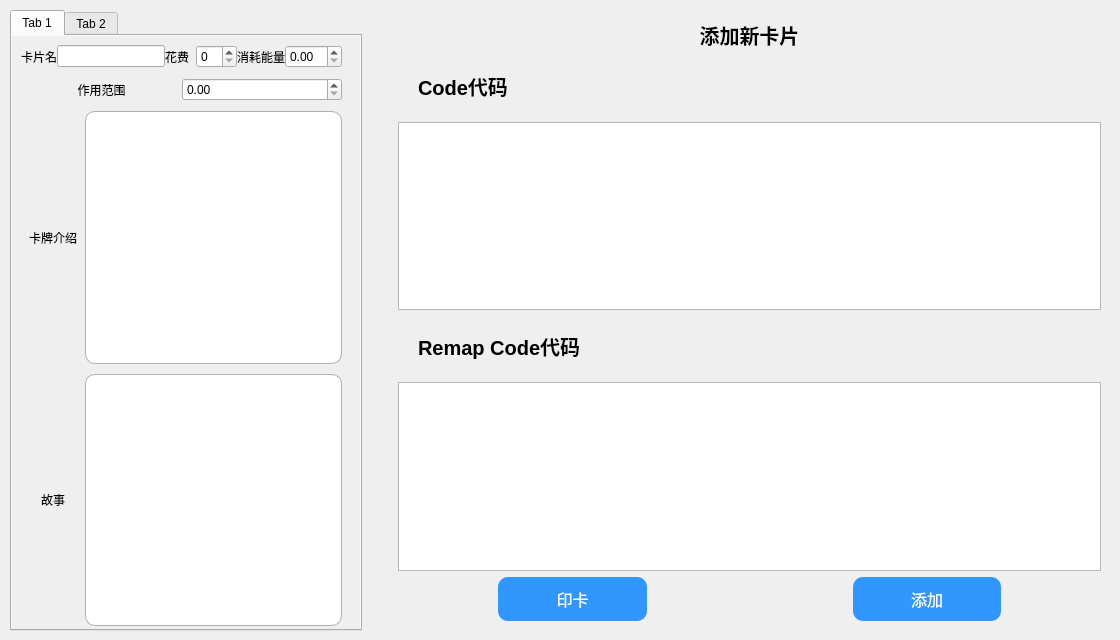
First picture: the form in visualizationSrc/qtUI/CardControler/cardDetailsModel.ui, repository NWYLZW/A-Language-IDE, before the edit.
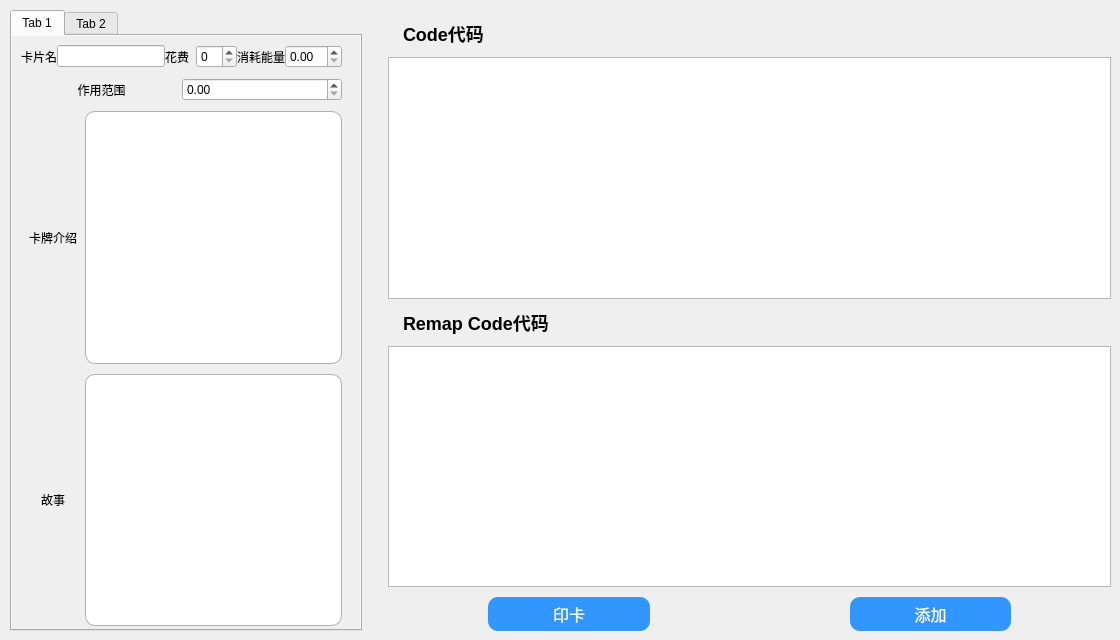
Second picture: the form after the edit.

The edit to the form file:
```diff
--- a/visualizationSrc/qtUI/CardControler/cardDetailsModel.ui
+++ b/visualizationSrc/qtUI/CardControler/cardDetailsModel.ui
@@ -299,54 +299,36 @@
     </item>
     <item>
      <layout class="QVBoxLayout" name="CM_main">
+      <property name="spacing">
+       <number>10</number>
+      </property>
       <property name="leftMargin">
-       <number>20</number>
+       <number>10</number>
       </property>
       <property name="topMargin">
-       <number>20</number>
+       <number>10</number>
       </property>
       <property name="rightMargin">
-       <number>20</number>
+       <number>10</number>
       </property>
       <property name="bottomMargin">
-       <number>20</number>
+       <number>10</number>
       </property>
-      <item>
-       <layout class="QVBoxLayout" name="CM_header">
-        <item>
-         <widget class="QLabel" name="title_2">
-          <property name="styleSheet">
-           <string notr="true">font: 9pt &quot;Adobe 黑体 Std R&quot;;
-
-text-align: center;
-font-size:20px;
-font-weight:600;
-</string>
-          </property>
-          <property name="text">
-           <string>添加新卡片</string>
-          </property>
-          <property name="alignment">
-           <set>Qt::AlignCenter</set>
-          </property>
-         </widget>
-        </item>
-       </layout>
-      </item>
       <item>
        <layout class="QHBoxLayout" name="CM_contenter" stretch="0">
         <item>
          <layout class="QVBoxLayout" name="textEdit">
+          <property name="spacing">
+           <number>0</number>
+          </property>
           <item>
            <layout class="QVBoxLayout" name="cardMakeTap_code">
             <item>
              <widget class="QLabel" name="label_2">
               <property name="styleSheet">
-               <string notr="true">padding:15px;
-
-font-size:20px;
-font-weight:600;
-</string>
+               <string notr="true">padding:10px;
+font-size:18px;
+font-weight:600;</string>
               </property>
               <property name="text">
                <string>Code代码</string>
@@ -374,11 +356,9 @@
             <item>
              <widget class="QLabel" name="label_8">
               <property name="styleSheet">
-               <string notr="true">padding:15px;
-
-font-size:20px;
-font-weight:600;
-</string>
+               <string notr="true">padding:10px;
+font-size:18px;
+font-weight:600;</string>
               </property>
               <property name="text">
                <string>Remap Code代码</string>
@@ -407,6 +387,15 @@
       </item>
       <item>
        <layout class="QHBoxLayout" name="CM_footer">
+        <property name="spacing">
+         <number>200</number>
+        </property>
+        <property name="leftMargin">
+         <number>100</number>
+        </property>
+        <property name="rightMargin">
+         <number>100</number>
+        </property>
         <item>
          <widget class="QPushButton" name="CM_printCard">
           <property name="font">
@@ -421,10 +410,7 @@
           <property name="styleSheet">
            <string notr="true">color: rgb(255, 255, 255);
 background-color: rgb(50, 150, 255);
-
-margin-left:100px;
-margin-right:100px;
-padding:10px;
+padding:5px;
 border-radius:10px;</string>
           </property>
           <property name="text">
@@ -449,10 +435,7 @@
           <property name="styleSheet">
            <string notr="true">color: rgb(255, 255, 255);
 background-color: rgb(50, 150, 255);
-
-margin-left:100px;
-margin-right:100px;
-padding:10px;
+padding:5px;
 border-radius:10px;</string>
           </property>
           <property name="text">
```
